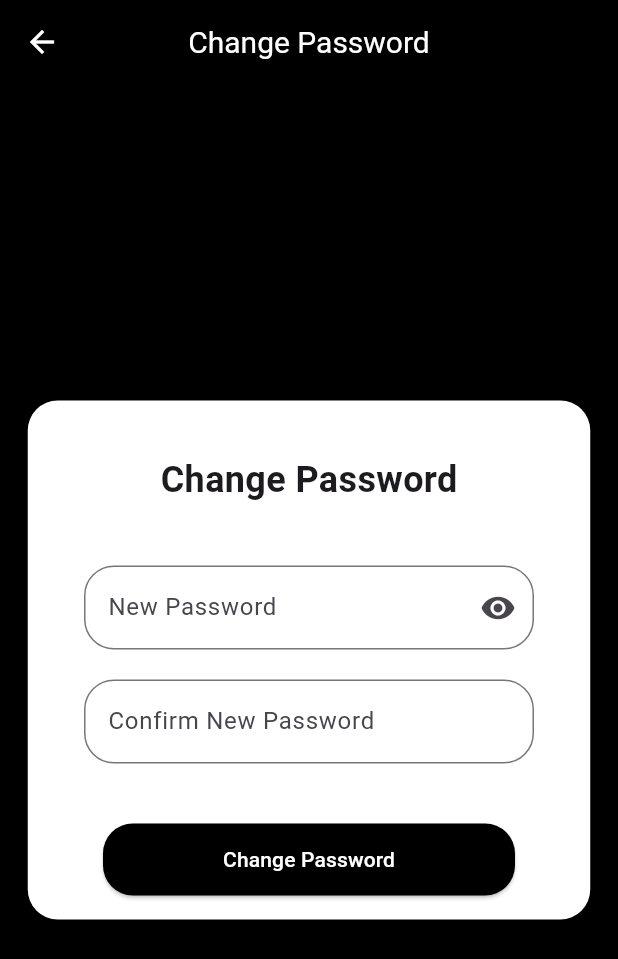
After one commit to Mar-s-Team/SyncTone, a Flutter app: the ChangePasswordScreen screen opened by its route, on a phone screen of 412 x 824 dp. The commit adds this screen. Shown: the top 959 px of the screen. Run offline on Flutter 3.47's test engine with Material 3 defaults, Android fonts, the phone set to English and light mode, and no system bars; our stand-ins replace animated_notch_bottom_bar, flutter_dotenv, get, google_maps_flutter, image_picker, qr_flutter and 1 more; missing offline and left inert: qr_code_scanner; accounts and stored records are empty; generated files the repository leaves out were written again; Roboto replaces fonts that are missing (Cambria).

Commit message:
Settings done

```diff
--- a/lib/l10n/app_en.arb
+++ b/lib/l10n/app_en.arb
@@ -45,8 +45,8 @@
     "settingsLogout": "Log out od account",
     "settingsLogoutMini": "Log out?",
     "settingsProfileSettingsMini": "Edit Profile",
-    "settingsLanguageCat": "Spanish (spa)",
-    "settingsLanguageEsp": "Catalan (cat)",
+    "settingsLanguageCat": "Catalan (cat)",
+    "settingsLanguageEsp": "Spanish (spa)",
     "settingsLanguageEng": "English (eng)",
 
     "profileEditorTitle": "Edit Profile",
@@ -55,5 +55,10 @@
     "profileEditorName": "Your Name",
     "profileEditorUsername": "Your Username",
     "profileEditorLastName": "Last Name",
-    "profileEditorSave": "Save Changes"
+    "profileEditorSave": "Save Changes",
+
+    "changePasswordTitle": "Change Password",
+    "newPasswordLabel": "New Password",
+    "confirmNewPasswordLabel": "Confirm New Password",
+    "changePasswordButton": "Change Password"
 }
--- /dev/null
+++ b/lib/modules/change_password/change_password_controller.dart
@@ -0,0 +1,36 @@
+import 'package:flutter/material.dart';
+import 'package:get/get.dart';
+import 'package:supabase_flutter/supabase_flutter.dart';
+
+class ChangePasswordController extends GetxController {
+  RxBool isHidden = true.obs;
+  RxBool isLoading = false.obs;
+
+  TextEditingController newPasswordC = TextEditingController();
+  TextEditingController confirmPasswordC = TextEditingController();
+
+  SupabaseClient client = Supabase.instance.client;
+
+  Future<void> changePassword() async {
+    if (newPasswordC.text != confirmPasswordC.text) {
+      Get.snackbar("Error", "Passwords do not match");
+      return;
+    }
+
+    if (newPasswordC.text.isEmpty) {
+      Get.snackbar("Error", "New password cannot be empty");
+      return;
+    }
+
+    try {
+      isLoading.value = true;
+      await client.auth.updateUser(UserAttributes(password: newPasswordC.text));
+      isLoading.value = false;
+      Get.back(); // Volver atrás tras cambiarla
+      Get.snackbar("Success", "Password changed successfully");
+    } catch (e) {
+      isLoading.value = false;
+      Get.snackbar("Error", e.toString());
+    }
+  }
+}
--- /dev/null
+++ b/lib/modules/change_password/change_password_screen.dart
@@ -0,0 +1,111 @@
+import 'package:flutter/material.dart';
+import 'package:get/get.dart';
+import 'package:flutter_gen/gen_l10n/app_localizations.dart';
+import 'change_password_controller.dart';
+
+class ChangePasswordScreen extends GetView<ChangePasswordController> {
+  const ChangePasswordScreen({super.key});
+
+  @override
+  Widget build(BuildContext context) {
+    final authStrings = AppLocalizations.of(context)!;
+
+    return Scaffold(
+      backgroundColor: Colors.black,
+      appBar: AppBar(
+        backgroundColor: Colors.black,
+        elevation: 0,
+        leading: IconButton(
+          icon: const Icon(Icons.arrow_back, color: Colors.white),
+          onPressed: () => Get.back(),
+        ),
+        title: Text(
+          authStrings.settingsChangePassword,
+          style: const TextStyle(color: Colors.white),
+        ),
+        centerTitle: true,
+      ),
+      body: Center(
+        child: Container(
+          width: 375,
+          padding: const EdgeInsets.all(16.0),
+          decoration: BoxDecoration(
+            color: Colors.white,
+            borderRadius: BorderRadius.circular(20),
+            boxShadow: [
+              BoxShadow(
+                color: Colors.black.withOpacity(0.1),
+                blurRadius: 8,
+                spreadRadius: 2,
+                offset: const Offset(0, 4),
+              ),
+            ],
+          ),
+          child: Column(
+            mainAxisSize: MainAxisSize.min,
+            children: [
+              const SizedBox(height: 20),
+              Text(
+                authStrings.settingsChangePassword,
+                style: const TextStyle(fontSize: 24, fontWeight: FontWeight.bold),
+              ),
+              const SizedBox(height: 40),
+              SizedBox(
+                width: 300,
+                child: Obx(() => TextField(
+                  controller: controller.newPasswordC,
+                  obscureText: controller.isHidden.value,
+                  decoration: InputDecoration(
+                    labelText: authStrings.newPasswordLabel,
+                    border: OutlineInputBorder(
+                      borderRadius: BorderRadius.circular(20),
+                    ),
+                    suffixIcon: IconButton(
+                      onPressed: () => controller.isHidden.toggle(),
+                      icon: Icon(controller.isHidden.isTrue
+                          ? Icons.visibility
+                          : Icons.visibility_off),
+                    ),
+                  ),
+                )),
+              ),
+              const SizedBox(height: 20),
+              SizedBox(
+                width: 300,
+                child: Obx(() => TextField(
+                  controller: controller.confirmPasswordC,
+                  obscureText: controller.isHidden.value,
+                  decoration: InputDecoration(
+                    labelText: authStrings.confirmNewPasswordLabel,
+                    border: OutlineInputBorder(
+                      borderRadius: BorderRadius.circular(20),
+                    ),
+                  ),
+                )),
+              ),
+              const SizedBox(height: 40),
+              Obx(() => ElevatedButton(
+                onPressed: () {
+                  if (controller.isLoading.isFalse) {
+                    controller.changePassword();
+                  }
+                },
+                style: ElevatedButton.styleFrom(
+                  backgroundColor: Colors.black,
+                  foregroundColor: Colors.white,
+                  padding: const EdgeInsets.symmetric(vertical: 14, horizontal: 80),
+                  shape: RoundedRectangleBorder(
+                    borderRadius: BorderRadius.circular(20),
+                  ),
+                ),
+                child: controller.isLoading.isFalse
+                    ? Text(authStrings.settingsChangePassword)
+                    : const CircularProgressIndicator(color: Colors.white),
+              )),
+            ],
+          ),
+        ),
+      ),
+    );
+  }
+}
--- a/lib/routes/app_routes.dart
+++ b/lib/routes/app_routes.dart
@@ -17,6 +17,8 @@ abstract class Routes {
   static const PLAYLISTS = _Paths.PLAYLISTS;
   static const SETTINGS = _Paths.SETTINGS;
   static const PROFILEEDITOR = _Paths.PROFILEEDITOR;
+  static const CHANGEPASSWORD = _Paths.CHANGEPASSWORD;
+  static const QRSCANNER = _Paths.QRSCANNER;
 }
 
 abstract class _Paths {
@@ -31,4 +33,6 @@ abstract class _Paths {
   static const PLAYLISTS = '/playlists';
   static const SETTINGS = '/settings';
   static const PROFILEEDITOR ='/profile_editor';
+  static const CHANGEPASSWORD = '/change-password';
+  static const QRSCANNER = '/qr-scanner';
 }
--- a/pubspec.yaml
+++ b/pubspec.yaml
@@ -18,7 +18,7 @@ dependencies:
     sdk: flutter
   intl: any
   qr_flutter: ^4.1.0
-  #qr_code_scanner: ^0.5.2#
+  qr_code_scanner: ^0.5.2
   image_picker: ^1.0.4
   google_maps_flutter: ^2.6.0
   google_maps_flutter_web: ^0.5.4+1
```
Also changed, not shown: lib/l10n/app_ca.arb (+6 -1 lines), lib/l10n/app_es.arb (+6 -1 lines), lib/modules/change_password/change_password_binding.dart (added, +9 -0 lines), lib/modules/qr_scanner/qr_scanner_binding.dart (added, +9 -0 lines), lib/modules/qr_scanner/qr_scanner_controller.dart (added, +22 -0 lines), lib/modules/qr_scanner/qr_scanner_screen.dart (added, +32 -0 lines), lib/modules/settings/settings_screen.dart (+26 -4 lines), lib/routes/app_pages.dart (+14 -0 lines), pubspec.lock.
